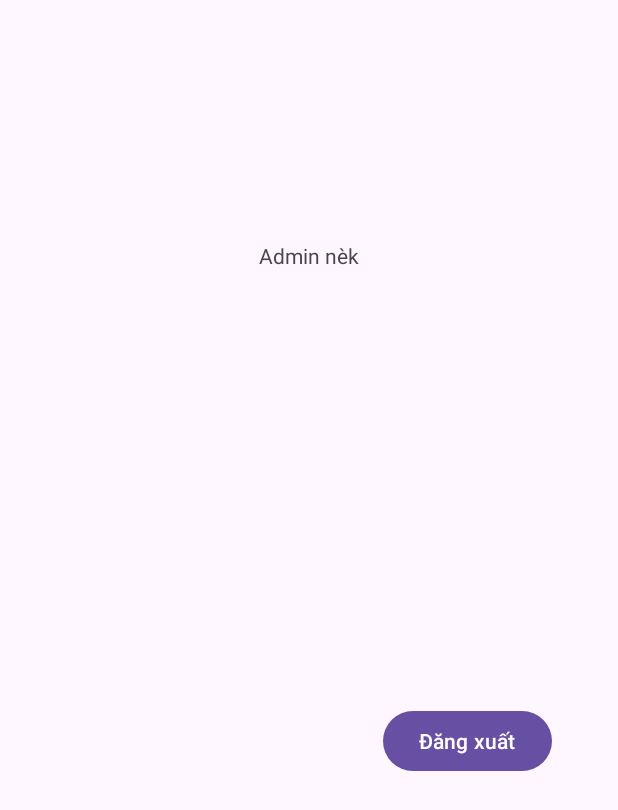
After one commit to khacSon0907/fe_android, an Android app: the Admin screen opened directly, with no data from a screen before it, on a phone screen of 412 x 824 dp. The commit adds this screen. Shown: the top 810 px of the screen. Run offline under Robolectric (Android 15) with nearby library versions, the phone set to English and light mode, and no system bars.

Commit message:
layout admin

```diff
--- a/app/src/main/AndroidManifest.xml
+++ b/app/src/main/AndroidManifest.xml
@@ -32,5 +32,8 @@
         <activity android:name=".view.authentication.Login"
             android:exported="false"
             />
+        <activity android:name=".view.authentication.Admin"
+        android:exported="false"
+        />
     </application>
 </manifest>
--- a/app/src/main/java/com/example/myapplication/fragments/ProfileFragment.java
+++ b/app/src/main/java/com/example/myapplication/fragments/ProfileFragment.java
@@ -147,8 +147,6 @@ public class ProfileFragment extends Fragment {
             if (email != null && !email.isEmpty()) {
                 authViewModel.getUserbyEmail(email); // Gọi phương thức để lấy thông tin người dùng
             }
-
-
     }
 
 }
--- /dev/null
+++ b/app/src/main/java/com/example/myapplication/view/authentication/Admin.java
@@ -0,0 +1,41 @@
+package com.example.myapplication.view.authentication;
+
+import android.content.Intent;
+import android.content.SharedPreferences;
+import android.os.Bundle;
+import android.widget.Button;
+import android.widget.Toast;
+
+import androidx.annotation.Nullable;
+import androidx.appcompat.app.AppCompatActivity;
+
+import com.example.myapplication.R;
+import com.example.myapplication.view.authentication.Login; // Import màn hình đăng nhập
+
+public class Admin extends AppCompatActivity {
+
+    private Button btnLogout;
+
+    @Override
+    protected void onCreate(@Nullable Bundle savedInstanceState) {
+        super.onCreate(savedInstanceState);
+        setContentView(R.layout.admin);
+
+        btnLogout = findViewById(R.id.btnLogout);
+        btnLogout.setOnClickListener(v -> {
+            Toast.makeText(Admin.this, "Đăng xuất thành công", Toast.LENGTH_SHORT).show();
+
+            // Xóa dữ liệu đăng nhập
+            SharedPreferences sharedPreferences = getSharedPreferences("UserPrefs", MODE_PRIVATE);
+            SharedPreferences.Editor editor = sharedPreferences.edit();
+            editor.clear(); // Xóa toàn bộ thông tin đăng nhập
+            editor.apply();
+
+            // Chuyển về màn hình đăng nhập
+            Intent intent = new Intent(Admin.this, Login.class);
+            intent.setFlags(Intent.FLAG_ACTIVITY_NEW_TASK | Intent.FLAG_ACTIVITY_CLEAR_TASK); // Xóa tất cả activity trước đó
+            startActivity(intent);
+            finish(); // Kết thúc activity hiện tại
+        });
+    }
+}
--- /dev/null
+++ b/app/src/main/res/layout/admin.xml
@@ -0,0 +1,30 @@
+<?xml version="1.0" encoding="utf-8"?>
+<androidx.constraintlayout.widget.ConstraintLayout xmlns:android="http://schemas.android.com/apk/res/android"
+    xmlns:app="http://schemas.android.com/apk/res-auto"
+    xmlns:tools="http://schemas.android.com/tools"
+    android:layout_width="match_parent"
+    android:layout_height="match_parent">
+
+    <TextView
+        android:id="@+id/textView"
+        android:layout_width="wrap_content"
+        android:layout_height="wrap_content"
+        android:text="Admin nèk"
+        app:layout_constraintBottom_toBottomOf="parent"
+        app:layout_constraintEnd_toEndOf="parent"
+        app:layout_constraintStart_toStartOf="parent"
+        app:layout_constraintTop_toTopOf="parent"
+        app:layout_constraintVertical_bias="0.19999999" />
+
+    <Button
+        android:id="@+id/btnLogout"
+        android:layout_width="wrap_content"
+        android:layout_height="wrap_content"
+        android:text="Đăng xuất"
+        app:layout_constraintBottom_toBottomOf="parent"
+        app:layout_constraintEnd_toEndOf="parent"
+        app:layout_constraintHorizontal_bias="0.852"
+        app:layout_constraintStart_toStartOf="parent"
+        app:layout_constraintTop_toTopOf="parent"
+        app:layout_constraintVertical_bias="0.606" />
+</androidx.constraintlayout.widget.ConstraintLayout>
--- a/app/src/main/res/layout/fragment_profile.xml
+++ b/app/src/main/res/layout/fragment_profile.xml
@@ -6,7 +6,7 @@
     android:layout_height="match_parent"
     tools:context="com.example.myapplication.view.ProfileAdapter">
 
-    <!-- Giao Diện Tài khoản -->
+    <!-- Giao Diện Tài khoàn lý custom giúp anh cho đẹp nha, không đẹp làm lại -->
 
     <LinearLayout
         android:id="@+id/layoutUserInfo"
@@ -100,6 +100,9 @@
 
     </LinearLayout>
 
+    <!-- custom trong đoàn này thui  -->
+
+
     <!-- Giao Diện Đăng nhập & Đăng ký -->
 
     <LinearLayout
```
Also changed, not shown: app/src/main/java/com/example/myapplication/view/authentication/Login.java (+35 -18 lines).
